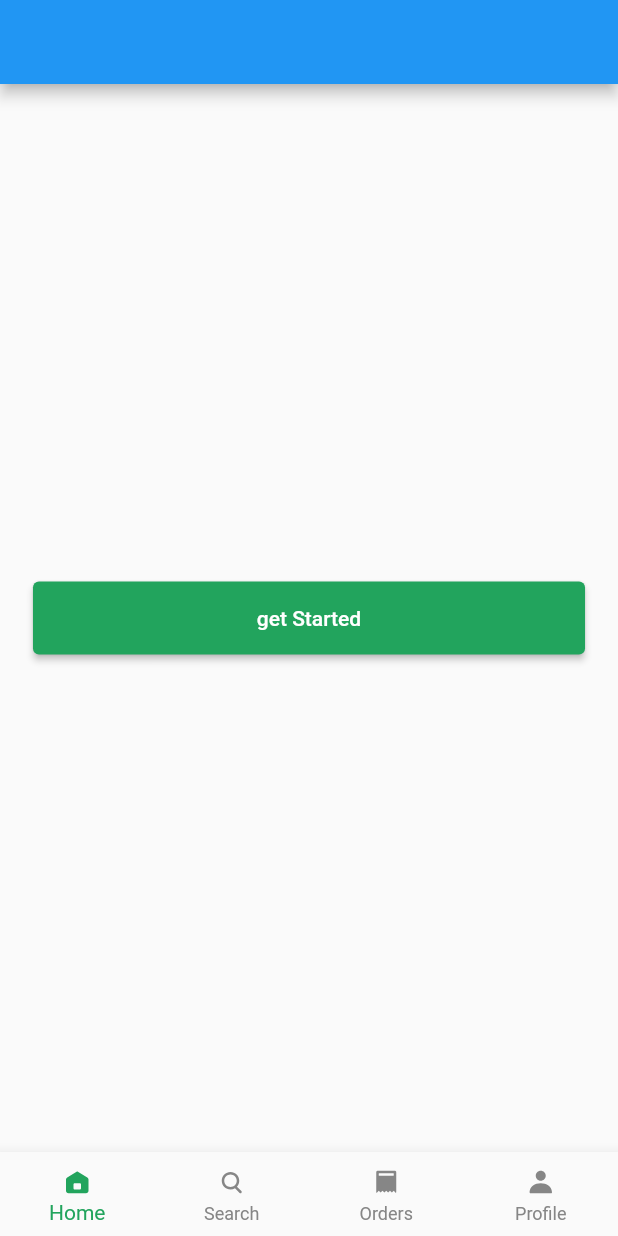
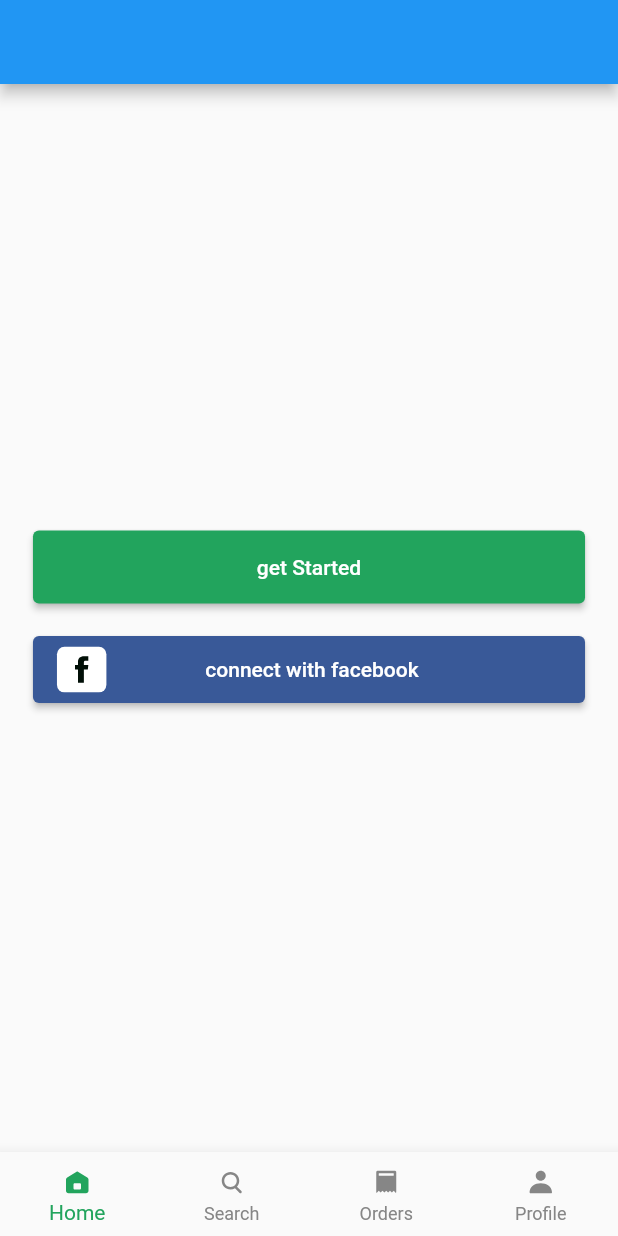
Before and after one commit to Ibrohim-Qobilov/Foody, a Flutter app: the screen it shows after launch, on a phone screen of 412 x 824 dp. Run offline on Flutter 3.47's test engine with Material 2 defaults, Android fonts, the phone set to English and light mode, and no system bars; our stand-ins replace bloc, flutter_bloc, flutter_svg.

Commit message:
added button view with icon

```diff
--- a/lib/core/components/app_bottoms.dart
+++ /dev/null
@@ -1,17 +0,0 @@
-import 'package:flutter/material.dart';
-import 'package:foody/core/components/size_config.dart';
-import 'package:foody/core/constants/app_colors.dart';
-
-ElevatedButton bottomView(BuildContext context,text,page) {
-    return ElevatedButton(
-              style: ElevatedButton.styleFrom(
-                primary: AppColors.greenColor,
-                fixedSize: Size(
-                  getProportionateScreenWidth(335.0),
-                  getProportionateScreenHeight(48.0),
-                ),
-              ),
-              onPressed: () {Navigator.pushNamed(context, page);},
-              child: Text(text),
-            );
-  }
--- /dev/null
+++ b/lib/core/components/app_buttons.dart
@@ -0,0 +1,54 @@
+import 'package:flutter/material.dart';
+import 'package:flutter_svg/svg.dart';
+import 'package:foody/core/components/size_config.dart';
+import 'package:foody/core/constants/app_colors.dart';
+
+ElevatedButton buttonView(BuildContext context, text, page) {
+  return ElevatedButton(
+    style: ElevatedButton.styleFrom(
+      primary: AppColors.greenColor,
+      fixedSize: Size(
+        getProportionateScreenWidth(335.0),
+        getProportionateScreenHeight(48.0),
+      ),
+    ),
+    onPressed: () {
+      Navigator.pushNamed(context, page);
+    },
+    child: Text(text),
+  );
+}
+
+ ElevatedButton buttonViewWithIcon(
+      BuildContext context, text, icon, color, page) {
+    return ElevatedButton(
+      style: ElevatedButton.styleFrom(
+        primary: color,
+        fixedSize: Size(
+          getProportionateScreenWidth(335),
+          getProportionateScreenHeight(44.0),
+        ),
+      ),
+      onPressed: () {
+        Navigator.pushNamed(context, page);
+      },
+      child: Row(
+        mainAxisAlignment: MainAxisAlignment.start,
+        children: [
+          Container(
+            height: getProportionateScreenHeight(30.0),
+            width: getProportionateScreenWidth(30.0),
+            decoration: BoxDecoration(
+              color: AppColors.whiteColor,
+              borderRadius: BorderRadius.circular(5.0),
+            ),
+            child: SvgPicture.asset(icon),
+          ),
+          SizedBox(
+            width: getProportionateScreenWidth(60.0),
+          ),
+          Text(text),
+        ],
+      ),
+    );
+  }
--- a/lib/core/constants/app_icons.dart
+++ b/lib/core/constants/app_icons.dart
@@ -30,4 +30,5 @@ class APPIcons{
   static String search = "assets/icons/search.svg";
   static String share = "assets/icons/share.svg";
   static String visible = "assets/icons/visible.svg";
+  static String google = "assets/icons/google.svg";
 }
--- a/lib/view/screens/home_page_view.dart
+++ b/lib/view/screens/home_page_view.dart
@@ -1,7 +1,9 @@
 import 'package:flutter/material.dart';
-import 'package:foody/core/components/app_bottoms.dart';
+import 'package:flutter_svg/flutter_svg.dart';
+import 'package:foody/core/components/app_buttons.dart';
 import 'package:foody/core/components/size_config.dart';
 import 'package:foody/core/constants/app_colors.dart';
+import 'package:foody/core/constants/app_icons.dart';
 
 class HomePageView extends StatelessWidget {
   const HomePageView({Key? key}) : super(key: key);
@@ -15,7 +17,12 @@ class HomePageView extends StatelessWidget {
           child: Column(
             mainAxisAlignment: MainAxisAlignment.center,
             children: [
-             bottomView(context, "get Started", '/setting')
+              buttonView(context, "get Started", '/setting'),
+              const SizedBox(
+                height: 20,
+              ),
+              buttonViewWithIcon(context, 'connect with facebook',
+                  APPIcons.facebook, AppColors.deepBlueColor, '/setting'),
             ],
           ),
         ));
```
Also changed, not shown: assets/icons/google.svg (added).
